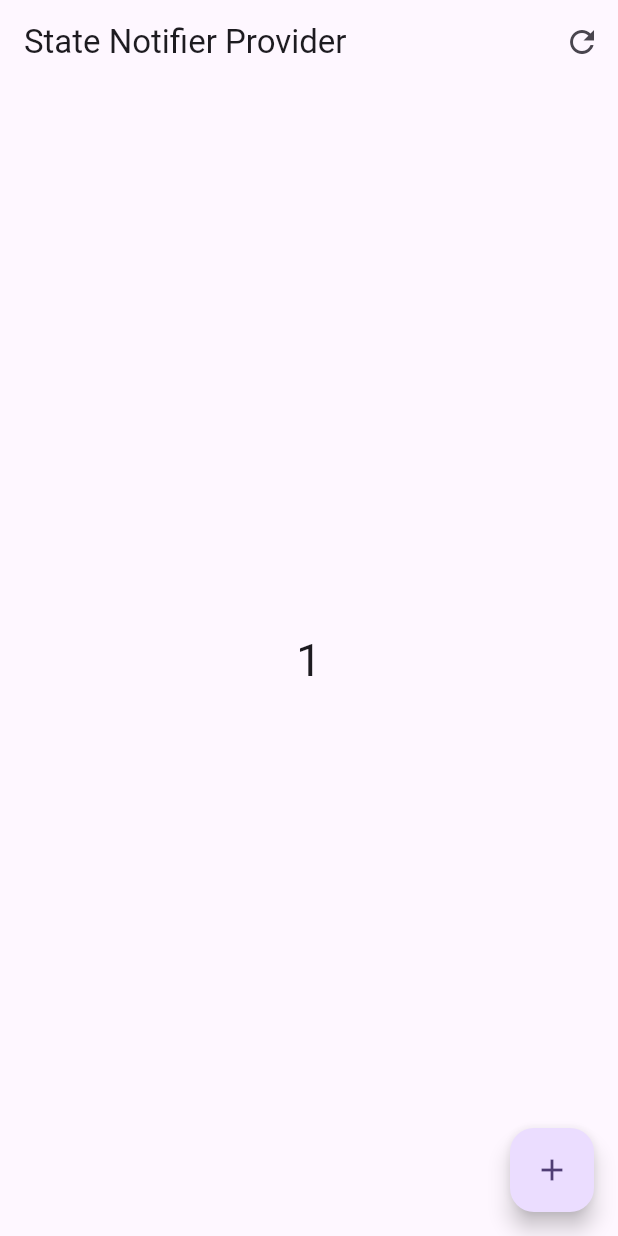
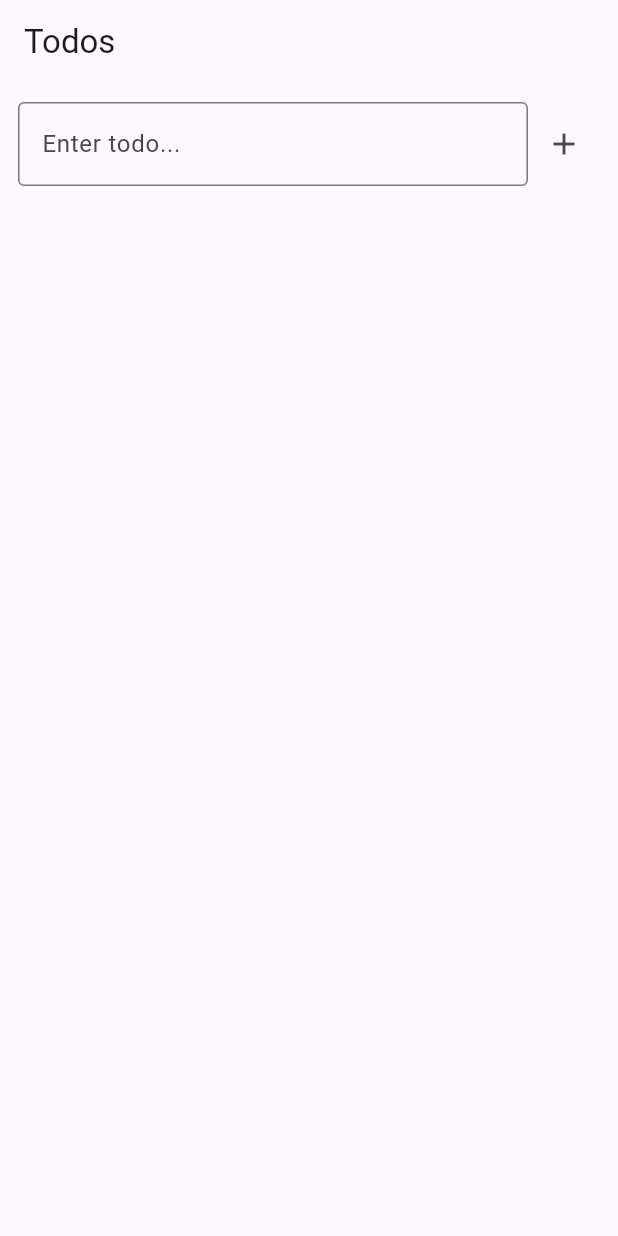
Before and after one commit to yasinpalash/Riverpod_all_resource, a Flutter app: the screen it shows after launch, after a tap on the "add" icon, on a phone screen of 412 x 824 dp. Run offline on Flutter 3.47's test engine with Material 3 defaults, Android fonts, the phone set to English and light mode, and no system bars; our stand-ins replace flutter_riverpod.

Commit message:
implement Todo app structure with state management and UI components

```diff
--- /dev/null
+++ b/lib/Core/widgets/custom_text_field.dart
@@ -0,0 +1,17 @@
+import 'package:flutter/material.dart';
+
+class CustomTextField extends StatelessWidget {
+  final TextEditingController controller;
+  const CustomTextField({super.key, required this.controller});
+
+  @override
+  Widget build(BuildContext context) {
+    return TextField(
+      controller: controller,
+      decoration: const InputDecoration(
+        hintText: 'Enter todo...',
+        border: OutlineInputBorder(),
+      ),
+    );
+  }
+}
--- /dev/null
+++ b/lib/Features/Home/presentation/screens/home.dart
@@ -0,0 +1,38 @@
+import 'package:flutter/material.dart';
+import 'package:flutter_riverpod/flutter_riverpod.dart';
+import 'package:riverpodtest/Core/widgets/custom_text_field.dart';
+import 'package:riverpodtest/Features/Home/provider/todo_provider.dart';
+
+class HomeScreen extends ConsumerWidget {
+  const HomeScreen({super.key});
+
+  @override
+  Widget build(BuildContext context, WidgetRef ref) {
+    final todos = ref.watch(todoListProvider);
+    final controller = TextEditingController();
+    return Scaffold(
+      appBar: AppBar(
+        title: const Text('Todos'),
+      ),
+      body: Column(
+        children: [
+          Padding(
+            padding: const EdgeInsets.all(12.0),
+            child: Row(
+              children: [
+                Expanded(child: CustomTextField(controller: controller)),
+                IconButton(onPressed: () {
+                  if(controller.text.isNotEmpty){
+                    ref.read(todoListProvider.notifier).add(controller.text);
+                    controller.clear();
+                  }
+                }, icon: const Icon(Icons.add)),
+              ],
+            ),
+          ),
+
+        ],
+      ),
+    );
+  }
+}
--- /dev/null
+++ b/lib/Features/Home/presentation/widgets/todo_item.dart
@@ -0,0 +1,27 @@
+import 'package:flutter/material.dart';
+import 'package:flutter_riverpod/flutter_riverpod.dart';
+import 'package:riverpodtest/Features/Home/data/models/todo_model.dart';
+import 'package:riverpodtest/Features/Home/provider/todo_provider.dart';
+
+class TodoItem extends ConsumerWidget {
+  final TodoModel todo;
+  const TodoItem(this.todo, {super.key});
+
+  @override
+  Widget build(BuildContext context, WidgetRef ref) {
+    return ListTile(
+      title:   Text(todo.title,
+        style: TextStyle(
+          decoration: todo.isDone
+              ? TextDecoration.lineThrough
+              : TextDecoration.none,
+        ),
+      ),
+      leading: Checkbox(value: todo.isDone, onChanged: (_) => ref.read(todoListProvider.notifier).toggle(todo.id)),
+
+      trailing: IconButton(onPressed: () {
+        ref.read(todoListProvider.notifier).remove(todo.id);
+      }, icon: const Icon(Icons.delete)),
+    );
+  }
+}
--- /dev/null
+++ b/lib/Features/Home/provider/todo_provider.dart
@@ -0,0 +1,29 @@
+import 'package:flutter_riverpod/flutter_riverpod.dart';
+import 'package:riverpodtest/Features/Home/data/models/todo_model.dart';
+import 'package:uuid/uuid.dart';
+
+class TodoListNotifier extends StateNotifier<List<TodoModel>> {
+  TodoListNotifier() : super([]);
+
+  final uuid = const Uuid();
+
+  void add(String title) {
+    final todo = TodoModel(id: uuid.v4(), title: title);
+    state = [...state, todo];
+  }
+
+  void toggle(String id) {
+    state = [
+      for (final todo in state)
+        if (todo.id == id) todo.copyWith(isDone: !todo.isDone) else todo
+    ];
+  }
+
+  void remove(String id) {
+    state = state.where((todo) => todo.id != id).toList();
+  }
+}
+
+final todoListProvider =
+    StateNotifierProvider<TodoListNotifier, List<TodoModel>>(
+        (ref) => TodoListNotifier());
--- /dev/null
+++ b/lib/app.dart
@@ -0,0 +1,16 @@
+import 'package:flutter/material.dart';
+
+import 'Features/Home/presentation/screens/home.dart';
+
+class TodoApp extends StatelessWidget {
+  const TodoApp({super.key});
+
+  @override
+  Widget build(BuildContext context) {
+    return MaterialApp(
+      title: "Todo App",
+      theme: ThemeData(primarySwatch: Colors.teal),
+      home: const HomeScreen(),
+    );
+  }
+}
--- a/lib/feature/home_screen/controller/counter_demo.dart
+++ /dev/null
@@ -1,8 +0,0 @@
-import 'package:flutter_riverpod/flutter_riverpod.dart';
-
-class CounterDemo extends StateNotifier<int> {
-  CounterDemo() : super(0);
-  void increment() {
-    state++;
-  }
-}
--- a/lib/feature/home_screen/home_screen.dart
+++ /dev/null
@@ -1,40 +0,0 @@
-import 'package:flutter/material.dart';
-import 'package:flutter_riverpod/flutter_riverpod.dart';
-import 'package:riverpodtest/feature/home_screen/controller/counter_demo.dart';
-
-final counterProvider =
-    StateNotifierProvider<CounterDemo, int>((ref) => CounterDemo());
-
-class HomeScreen extends ConsumerWidget {
-  const HomeScreen({super.key});
-
-  @override
-  Widget build(BuildContext context, WidgetRef ref) {
-    final counter = ref.watch(counterProvider);
-    return Scaffold(
-      appBar: AppBar(
-        title: const Text('State Notifier Provider'),
-        actions: [
-          IconButton(
-              onPressed: () {
-                ref.invalidate(counterProvider);
-                // ref.refresh(counterProvider);
-              },
-              icon: const Icon(Icons.refresh))
-        ],
-      ),
-      body: Center(
-        child: Text(
-          counter.toString(),
-          style: const TextStyle(fontSize: 30),
-        ),
-      ),
-      floatingActionButton: FloatingActionButton(
-        onPressed: () {
-          ref.read(counterProvider.notifier).increment();
-        },
-        child: const Icon(Icons.add),
-      ),
-    );
-  }
-}
--- a/lib/main.dart
+++ b/lib/main.dart
@@ -1,42 +1,8 @@
 import 'package:flutter/material.dart';
 import 'package:flutter_riverpod/flutter_riverpod.dart';
-import 'package:riverpodtest/feature/home_screen/home_screen.dart';
 
-final nameProvider = Provider<String>((ref) {
-  return "Hello Yasin";
-});
+import 'app.dart';
+
 void main() {
-  runApp(const ProviderScope(child: MyApp()));
+  runApp(const ProviderScope(child: TodoApp()));
 }
-
-class MyApp extends StatelessWidget {
-  const MyApp({super.key});
-
-  // This widget is the root of your application.
-  @override
-  Widget build(BuildContext context) {
-    return MaterialApp(
-      title: 'Flutter Demo',
-      theme: ThemeData(
-        // This is the theme of your application.
-        //
-        // TRY THIS: Try running your application with "flutter run". You'll see
-        // the application has a purple toolbar. Then, without quitting the app,
-        // try changing the seedColor in the colorScheme below to Colors.green
-        // and then invoke "hot reload" (save your changes or press the "hot
-        // reload" button in a Flutter-supported IDE, or press "r" if you used
-        // the command line to start the app).
-        //
-        // Notice that the counter didn't reset back to zero; the application
-        // state is not lost during the reload. To reset the state, use hot
-        // restart instead.
-        //
-        // This works for code too, not just values: Most code changes can be
-        // tested with just a hot reload.
-        colorScheme: ColorScheme.fromSeed(seedColor: Colors.deepPurple),
-        useMaterial3: true,
-      ),
-      home: const HomeScreen(),
-    );
-  }
-}
--- a/pubspec.yaml
+++ b/pubspec.yaml
@@ -36,6 +36,7 @@ dependencies:
   # Use with the CupertinoIcons class for iOS style icons.
   cupertino_icons: ^1.0.8
   flutter_riverpod: ^2.5.1
+  uuid: ^4.5.1
 
 dev_dependencies:
   flutter_test:
```
Also changed, not shown: lib/Features/Home/data/models/todo_model.dart (added, +27 -0 lines), pubspec.lock, 1 other file.
